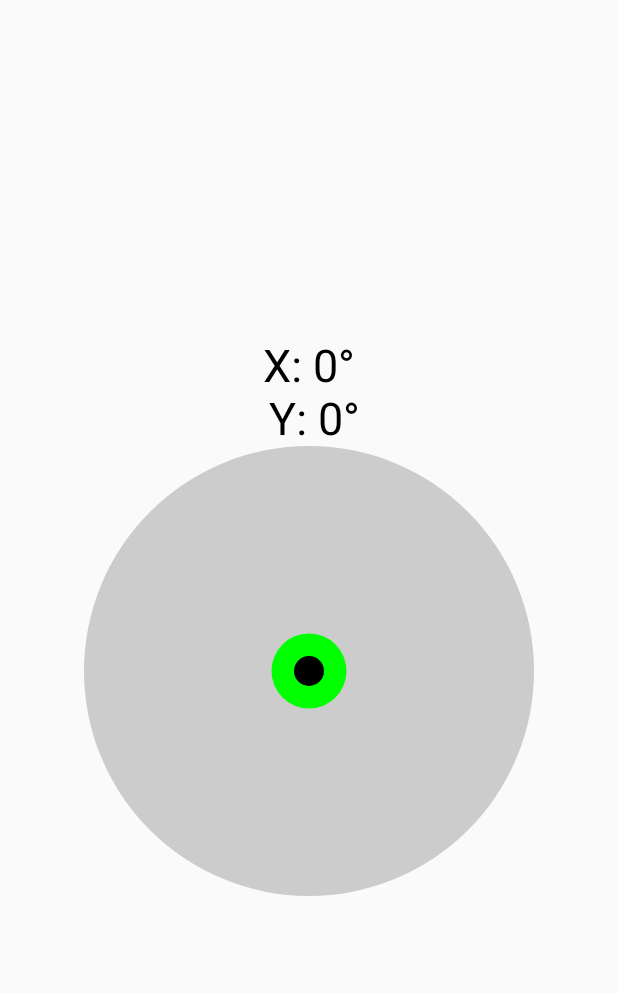
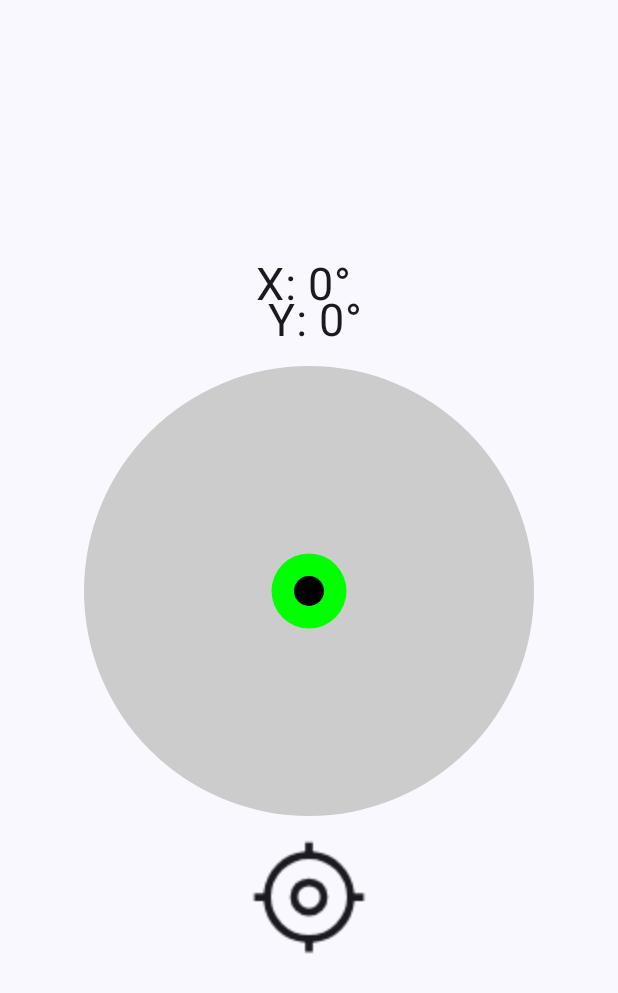
Before and after one commit to NobodyForNothing/leveler-app, an Android app built with Jetpack Compose: the screen it shows after launch (MainActivity), on a phone screen of 412 x 824 dp. Shown: the top 993 px of the screen. Run offline under Robolectric (Android 15) with nearby library versions, the light colour scheme and no system bars.

Commit message:
add calibration

```diff
--- a/app/src/main/java/com/derdilla/spiritLevel/MainActivity.kt
+++ b/app/src/main/java/com/derdilla/spiritLevel/MainActivity.kt
@@ -12,15 +12,25 @@ import androidx.compose.foundation.Canvas
 import androidx.compose.foundation.layout.Arrangement.Center
 import androidx.compose.foundation.layout.Column
 import androidx.compose.foundation.layout.fillMaxSize
+import androidx.compose.foundation.layout.padding
+import androidx.compose.foundation.layout.paddingFromBaseline
 import androidx.compose.foundation.layout.size
+import androidx.compose.material3.Icon
+import androidx.compose.material3.IconButton
+import androidx.compose.material3.MaterialTheme
+import androidx.compose.material3.Surface
 import androidx.compose.material3.Text
 import androidx.compose.ui.Alignment
 import androidx.compose.ui.Modifier
+import androidx.compose.ui.draw.scale
 import androidx.compose.ui.geometry.Offset
 import androidx.compose.ui.graphics.Color
+import androidx.compose.ui.res.painterResource
+import androidx.compose.ui.res.stringResource
 import androidx.compose.ui.unit.dp
 import androidx.compose.ui.unit.sp
 import java.text.DecimalFormat
+import kotlin.math.abs
 import kotlin.math.sign
 
 
@@ -31,6 +41,8 @@ class MainActivity : ComponentActivity(), SensorEventListener {
     private var useFallback = false
     private var x = 0.0f
     private var y = 0.0f
+    private var xCorrection = 0.0f
+    private var yCorrection = 0.0f
 
     override fun onCreate(savedInstanceState: Bundle?) {
         super.onCreate(savedInstanceState)
@@ -96,17 +108,20 @@ class MainActivity : ComponentActivity(), SensorEventListener {
     private fun draw() {
         val df = DecimalFormat("##.##")
         setContent {
+            WaterLevelTheme {
+                Surface(
+                    modifier = Modifier.fillMaxSize(),
+                    color = MaterialTheme.colorScheme.background
+                ) {
                     Column(
                         modifier = Modifier.fillMaxSize(),
                         verticalArrangement = Center,
                         horizontalAlignment = Alignment.CenterHorizontally
                     ) {
                         Text(
-                    "X: " + df.format((kotlin.math.abs(x)/9.81)*90) + "°",
-                    fontSize = 30.sp,
-                )
-                Text(
-                    " Y: " + df.format((kotlin.math.abs(y)/9.81)*90) + "°",
+                            "X: " + df.format((abs(x - xCorrection) / 9.81) * 90) + "°\n" +
+                                    " Y: " + df.format((abs(y - yCorrection) / 9.81) * 90) + "°",
+                            modifier = Modifier.paddingFromBaseline(bottom = 20.dp),
                             fontSize = 30.sp,
                         )
                         Canvas(
@@ -125,10 +140,28 @@ class MainActivity : ComponentActivity(), SensorEventListener {
                                 color = Color.Black,
                                 radius = 10.dp.toPx(),
                                 center = Offset(
-                            x = (this.size.width.toDp().toPx() / 2 + sign(x) * f(x) * 250).toDp().toPx(),
-                            y = (this.size.height.toDp().toPx() / 2 - sign(y) * f(y) * 250).toDp().toPx() // substract for bubble effect
+                                    x = (this.size.width.toDp()
+                                        .toPx() / 2 + sign(x - xCorrection) * f(x - xCorrection) * 250).toDp()
+                                        .toPx(),
+                                    y = (this.size.height.toDp()
+                                        .toPx() / 2 - sign(y - yCorrection) * f(y - yCorrection) * 250).toDp()
+                                        .toPx() // substract for direction
                                 )
                             )
+                        }
+                        IconButton(
+                            onClick = {
+                                xCorrection = x
+                                yCorrection = y
+                            },
+                            modifier = Modifier.scale(2f).padding(30.dp)
+                        ) {
+                            Icon(
+                                painter = painterResource(R.drawable.my_location_fill0_wght400_grad0_opsz48),
+                                contentDescription = stringResource(id = R.string.calibrate),
+                            )
+                        }
+                    }
                 }
             }
         }
@@ -138,6 +171,6 @@ class MainActivity : ComponentActivity(), SensorEventListener {
      * function to calculate the position of the knob returns a value between 0 and 1
      */
     private fun f(x: Float): Float {
-        return 1 - 1*(1/(0.5* kotlin.math.abs(x) + 1)).toFloat()
+        return 1 - 1*(1/(0.5* abs(x) + 1)).toFloat()
     }
 }
--- /dev/null
+++ b/app/src/main/java/com/derdilla/spiritLevel/Theme.kt
@@ -0,0 +1,50 @@
+package com.derdilla.spiritLevel
+
+import android.app.Activity
+import android.os.Build
+import androidx.compose.foundation.isSystemInDarkTheme
+import androidx.compose.material3.MaterialTheme
+import androidx.compose.material3.darkColorScheme
+import androidx.compose.material3.dynamicDarkColorScheme
+import androidx.compose.material3.dynamicLightColorScheme
+import androidx.compose.material3.lightColorScheme
+import androidx.compose.runtime.Composable
+import androidx.compose.runtime.SideEffect
+import androidx.compose.ui.graphics.toArgb
+import androidx.compose.ui.platform.LocalContext
+import androidx.compose.ui.platform.LocalView
+import androidx.core.view.WindowCompat
+
+private val DarkColorScheme = darkColorScheme()
+private val LightColorScheme = lightColorScheme()
+
+@Composable
+fun WaterLevelTheme(
+    // Dynamic color is available on Android 12+
+    darkTheme: Boolean = isSystemInDarkTheme(),
+    dynamicColor: Boolean = true,
+    content: @Composable () -> Unit
+) {
+    val colorScheme = when {
+        dynamicColor && Build.VERSION.SDK_INT >= Build.VERSION_CODES.S -> {
+            val context = LocalContext.current
+            if (darkTheme) dynamicDarkColorScheme(context) else dynamicLightColorScheme(context)
+        }
+
+        darkTheme -> DarkColorScheme
+        else -> LightColorScheme
+    }
+    val view = LocalView.current
+    if (!view.isInEditMode) {
+        SideEffect {
+            val window = (view.context as Activity).window
+            window.statusBarColor = colorScheme.primary.toArgb()
+            WindowCompat.getInsetsController(window, view).isAppearanceLightStatusBars = darkTheme
+        }
+    }
+
+    MaterialTheme(
+        colorScheme = colorScheme,
+        content = content
+    )
+}
--- /dev/null
+++ b/app/src/main/res/drawable/my_location_fill0_wght400_grad0_opsz48.xml
@@ -0,0 +1,9 @@
+<vector xmlns:android="http://schemas.android.com/apk/res/android"
+    android:width="48dp"
+    android:height="48dp"
+    android:viewportWidth="960"
+    android:viewportHeight="960">
+  <path
+      android:fillColor="#FF000000"
+      android:pathData="M450,918v-75q-137,-14 -228,-105T117,510L42,510v-60h75q14,-137 105,-228t228,-105v-75h60v75q137,14 228,105t105,228h75v60h-75q-14,137 -105,228T510,843v75h-60ZM480,784q125,0 214.5,-89.5T784,480q0,-125 -89.5,-214.5T480,176q-125,0 -214.5,89.5T176,480q0,125 89.5,214.5T480,784ZM480,630q-63,0 -106.5,-43.5T330,480q0,-63 43.5,-106.5T480,330q63,0 106.5,43.5T630,480q0,63 -43.5,106.5T480,630ZM480,570q38,0 64,-26t26,-64q0,-38 -26,-64t-64,-26q-38,0 -64,26t-26,64q0,38 26,64t64,26ZM480,480Z"/>
+</vector>
--- a/app/src/main/res/values/strings.xml
+++ b/app/src/main/res/values/strings.xml
@@ -1,4 +1,5 @@
 <resources>
     <string name="app_name">Spirit level</string>
     <string name="title_activity_main">MainActivity</string>
+    <string name="calibrate">calibrate</string>
 </resources>
```
Lines whose indentation alone changed are shown as unchanged.
